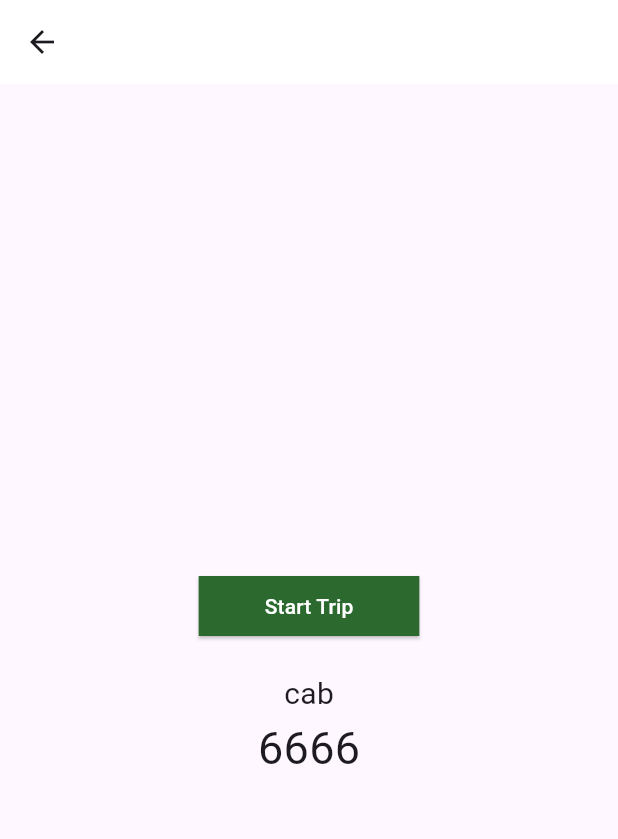
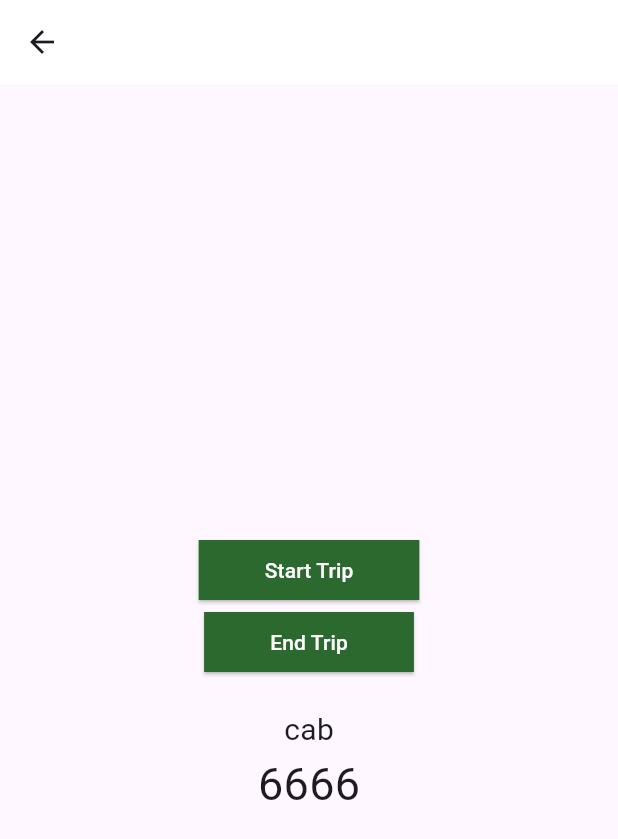
Before and after one commit to Abishekdeepak5/Cab, a Flutter app: the AssociatedCabs screen opened directly, after a tap on "Start Trip", on a phone screen of 412 x 824 dp. Shown: the top 839 px of the screen. Run offline on Flutter 3.47's test engine with Material 3 defaults, Android fonts, the phone set to English and light mode, and no system bars; our stand-ins replace font_awesome_flutter, geocoding, google_maps_flutter, location; missing offline and left inert: signalr_netcore; network calls fail.

Commit message:
Cab Update

```diff
--- /dev/null
+++ b/devtools_options.yaml
@@ -0,0 +1 @@
+extensions:
--- /dev/null
+++ b/lib/api/cab_service.dart
@@ -0,0 +1,58 @@
+
+import 'dart:convert';
+
+import 'package:google_mao/models/cab.dart';
+import 'package:http/http.dart' show Client;
+class CabApiService {
+
+  final String baseUrl = "https://localhost:7048";
+  Client client = Client();
+
+  Future<Cab> getAvaiableCar() async{
+    final response = await client.get(Uri.parse("$baseUrl/api/Cab/showCab"));
+    if (response.statusCode == 200){
+      // print(response.body);
+      return CabFromJson(response.body);
+    }
+    else if(response.statusCode ==204){
+      return Cab(cabNumber: "Sorry!, Cab Unavailable");
+    }
+    else {
+      print(response.statusCode);
+      return Cab(cabNumber: "");
+     }
+  }
+
+      // headers: {'Authorization': 'Bearer $token'},
+      // headers: {"content-type": "application/json"},
+  Future<bool> StartCab(String token,String cabNum)async{
+    final response = await client.put(
+      Uri.parse("$baseUrl/api/Cab/startCab"),
+      headers: {"content-type": "application/json",'Authorization': 'Bearer $token'},
+      body: CabToJson(Cab(cabNumber: cabNum)),
+    );
+    print(response.body);
+    if (response.statusCode == 200) {
+      return true;
+    } else {
+      print(response.statusCode);
+      return false;
+    }
+  }
+
+  Future<bool> endCab(String token, String carNumber) async{
+    final response = await client.put(
+      Uri.parse("$baseUrl/api/Cab/endCab"),
+      headers: {"content-type": "application/json",'Authorization': 'Bearer $token'},
+      body: CabToJson(Cab(cabNumber: carNumber)),
+    );
+    if (response.statusCode == 200) {
+      print("Trip end");
+      return true;
+    } else {
+      print(response.statusCode);
+      return false;
+    }
+  }
+
+}
--- a/lib/main.dart
+++ b/lib/main.dart
@@ -44,8 +44,9 @@ class MyApp extends StatelessWidget {
         ),
       ),
 
-      home:
-      Provider.of<StateProvider>(context).token==""?SignInPage():HomeScreen(),
+      // home:
+      // Provider.of<StateProvider>(context).Token==""?SignInPage(): HomeScreen(),
+      home:SignInPage() ,
     );
   }
 }
--- /dev/null
+++ b/lib/models/cab.dart
@@ -0,0 +1,30 @@
+import 'dart:convert';
+
+class Cab {
+  String cabNumber;
+  Cab({required this.cabNumber});
+
+  factory Cab.fromJson(Map<String, dynamic> map) {
+    return Cab(cabNumber: map["carNumber"]);
+  }
+
+  Map<String, dynamic> toJson() {
+    return {"cabNumber": cabNumber};
+  }
+
+
+  @override
+  String toString() {
+    return 'Cab{cabNumber: $cabNumber}';
+  }
+}
+Cab CabFromJson(String jsonData) {
+  final data = json.decode(jsonData);
+   return Cab.fromJson(data);
+}
+
+String CabToJson(Cab data) {
+  final jsonData = data.toJson();
+  // print(json.encode(jsonData));
+  return json.encode(jsonData);
+}
--- a/lib/provider/stateprovider.dart
+++ b/lib/provider/stateprovider.dart
@@ -7,10 +7,15 @@ class StateProvider with ChangeNotifier{
   String firstname="";
   String lastname="";
   String token="";
+    String carNum="";
+  // bool loginLoad=false;
+  // bool get loginLoader=>loginLoad;
   double get latitude=>lat;
   double get longitude=>lng;
+  String get carNumber=>carNum;
   String get firstName=>firstname;
   String get lastName=>lastname;
+  String get Token=>token;
   int get pageIndex =>_pageIndex;
   void changePage(int indexval){
     _pageIndex=indexval;
@@ -35,4 +40,15 @@ class StateProvider with ChangeNotifier{
     notifyListeners();
   }
 
+  void setCarNumber(String carNumber) {
+    carNum=carNumber;
+    notifyListeners();
+  }
+
+  // setSignInLoader(bool val){
+  //   print("Bool $val");
+  //   loginLoad=val;
+  //   notifyListeners();
+  // }
+
 }
--- a/lib/ui/associated_cabs.dart
+++ b/lib/ui/associated_cabs.dart
@@ -1,20 +1,42 @@
 import 'package:flutter/material.dart';
+import 'package:google_mao/api/cab_service.dart';
+import 'package:google_mao/provider/stateprovider.dart';
+import 'package:provider/provider.dart';
 
-class AssociatedCabs extends StatelessWidget {
-  const AssociatedCabs({super.key});
+class AssociatedCabs extends StatefulWidget {
+  AssociatedCabs({super.key});
+  @override
+  State<AssociatedCabs> createState() => _AssociatedCabsState();
+}
 
+class _AssociatedCabsState extends State<AssociatedCabs> {
+  final CabApiService cabService=CabApiService();
+ bool isLoading=false;
+  void setLoad(bool val){
+    setState((){
+        isLoading=val;
+    });
+    }
   @override
   Widget build(BuildContext context) {
     return Scaffold(
       appBar: AppBar(),
-      body: Column(
+      body: Stack(
+        children: [
+          Column(
               mainAxisAlignment: MainAxisAlignment.center,
               children: [
                 const SizedBox(height: 20),
                 Container(
                   alignment: Alignment.topCenter,
                   child: ElevatedButton(
-                onPressed: () {},
+                    onPressed: () async{
+                      cabService.StartCab(Provider.of<StateProvider>(context,listen: false).Token,Provider.of<StateProvider>(context,listen: false).carNumber).then((value) {
+                        if(value){
+                            print("Trip Start");
+                        }
+                      });
+                    },
                     style: ElevatedButton.styleFrom(
                       backgroundColor: const Color.fromARGB(
                           255, 44, 105, 46),
@@ -34,9 +56,44 @@ class AssociatedCabs extends StatelessWidget {
                     ),
                   ),
                 ),
+
+                Container(
+                  alignment: Alignment.topCenter,
+                  child: ElevatedButton(
+                    onPressed: () {
+                      cabService.endCab(Provider.of<StateProvider>(context,listen: false).Token,Provider.of<StateProvider>(context,listen: false).carNumber);
+                    },
+                    style: ElevatedButton.styleFrom(
+                      backgroundColor: const Color.fromARGB(
+                          255, 44, 105, 46),
+                      shape: const RoundedRectangleBorder(
+                        borderRadius: BorderRadius.all(
+                          Radius.circular(
+                              0), // Set border radius to 0 for rectangular shape
+                        ),
+                      ),
+                    ),
+                    child: const Padding(
+                      padding: EdgeInsets.symmetric(vertical: 10, horizontal: 20),
+                      child: Text(
+                        'End Trip',
+                        style: TextStyle(color: Colors.white),
+                      ),
+                    ),
+                  ),
+                ),
                 const SizedBox(height: 20),
                 const Text('cab', style: TextStyle(fontSize: 20)),
-            const Text('6666', style: TextStyle(fontSize: 30)),
+                Text(Provider.of<StateProvider>(context).carNumber!=""?Provider.of<StateProvider>(context).carNumber:'6666', style: TextStyle(fontSize: 30)),
+              ],
+            ),
+            if(isLoading)
+            Container(
+              color: Colors.black.withOpacity(0.5),
+              child: const Center(
+                child: CircularProgressIndicator(),
+              ),
+            ),
         ],
       ),
     );
```
Also changed, not shown: lib/api/user_api.dart (+11 -0 lines), lib/ui/home_screen.dart (+25 -2 lines), lib/ui/passengerDetailPage/cabconstriant.dart (+49 -5 lines), lib/ui/signIn.dart (+43 -26 lines). Lines whose indentation alone changed are shown as unchanged.
